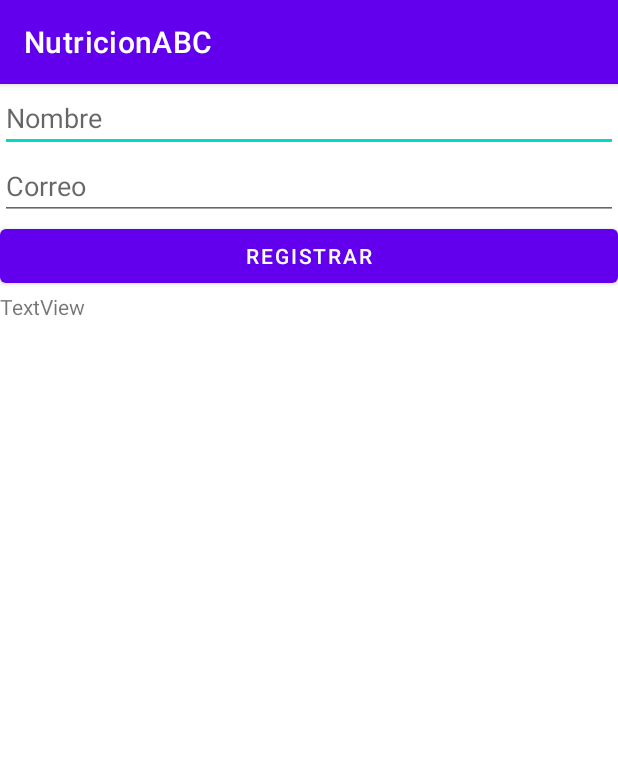
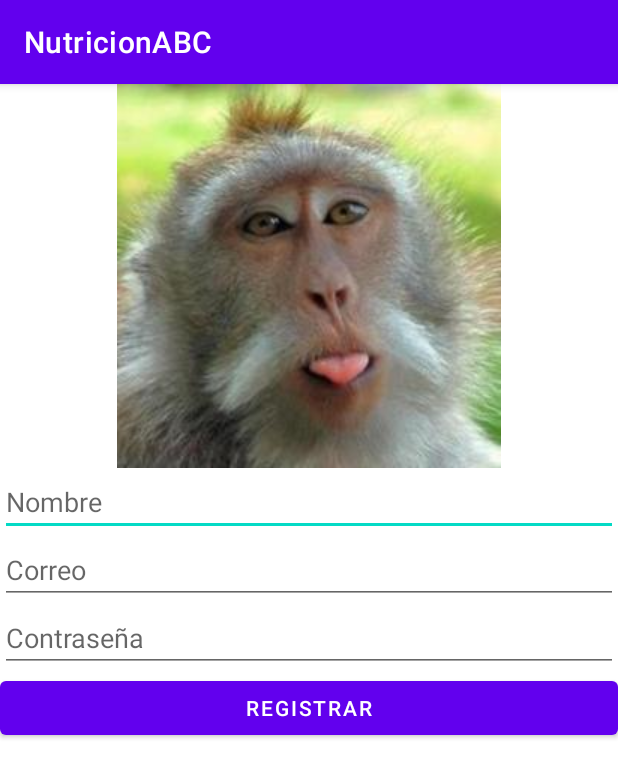
Before and after one commit to anfereba/NutricionABC, an Android app: the RegistrarNutriologoConSQLite screen opened directly, with no data from a screen before it, on a phone screen of 412 x 824 dp. Shown: the top 778 px of the screen. Run offline under Robolectric (Android 15) with nearby library versions, the phone set to English and light mode, and no system bars.

Commit message:
Se agrego una imagen y tambien se agrego la peticion de contraseña //fabian

```diff
--- a/app/src/main/java/com/anfereba/nutricionabc/RegistrarNutriologoConSQLite.java
+++ b/app/src/main/java/com/anfereba/nutricionabc/RegistrarNutriologoConSQLite.java
@@ -12,7 +12,7 @@ import com.anfereba.nutricionabc.db.DbCliente;
 import com.anfereba.nutricionabc.db.DbNutriologo;
 
 public class RegistrarNutriologoConSQLite extends AppCompatActivity {
-EditText Nombre, Correo;
+EditText Nombre, Correo,Contraseña;
 Button Crear;
     @Override
     protected void onCreate(Bundle savedInstanceState) {
@@ -21,14 +21,14 @@ Button Crear;
         Crear = findViewById(R.id.button5);
         Nombre = (EditText) findViewById(R.id.editTextTextPersonName5);
         Correo = (EditText) findViewById(R.id.editTextTextPersonName6);
-
+        Contraseña=(EditText)findViewById(R.id.editTextTextPersonName8);
         Crear.setOnClickListener(new View.OnClickListener() {
             @Override
             public void onClick(View view) {
-                if(!Nombre.getText().toString().equals("")) {
+                if(!Nombre.getText().toString().equals("")&& !Correo.getText().toString().equals("")&& !Contraseña.getText().toString().equals("")) {
                     DbNutriologo DbNutriologo = new DbNutriologo (getApplicationContext());
 
-                    long id = DbNutriologo.insertarContacto(Nombre.getText().toString(), Correo.getText().toString());
+                    long id = DbNutriologo.insertarContacto(Nombre.getText().toString(), Correo.getText().toString(), Contraseña.getText().toString());
 
 
                     if (id > 0) {
@@ -55,5 +55,6 @@ Button Crear;
     private void limpiar() {
         Nombre.setText("");
         Correo.setText("");
+        Contraseña.setText("");
     }
 }
--- a/app/src/main/java/com/anfereba/nutricionabc/db/DbCliente.java
+++ b/app/src/main/java/com/anfereba/nutricionabc/db/DbCliente.java
@@ -16,7 +16,7 @@ public class DbCliente extends DbHelper{ //el extend lo hacemos para que podamos
         super(context);
         this.context=context;
     }
-    public long insertarContacto(String nombre, String correo) {
+    public long insertarContacto(String nombre, String correo, String contraseña) {
 
         long id = 0;
 
@@ -27,6 +27,7 @@ public class DbCliente extends DbHelper{ //el extend lo hacemos para que podamos
             ContentValues values = new ContentValues();
             values.put("nombre", nombre);
             values.put("correo", correo);
+            values.put("contraseña",contraseña);
 
             id = db.insert(TABLE_CLIENTES, null, values);
         } catch (Exception ex) {
--- a/app/src/main/java/com/anfereba/nutricionabc/db/DbNutriologo.java
+++ b/app/src/main/java/com/anfereba/nutricionabc/db/DbNutriologo.java
@@ -13,7 +13,7 @@ public class DbNutriologo extends DbHelper {
         super(context);
         this.context =context;
     }
-    public long insertarContacto(String nombre, String correo) {
+    public long insertarContacto(String nombre, String correo, String contraseña) {
 
         long id = 0;
 
@@ -24,6 +24,7 @@ public class DbNutriologo extends DbHelper {
             ContentValues values = new ContentValues();
             values.put("nombre", nombre);
             values.put("correo", correo);
+            values.put("contraseña",contraseña);
 
             id = db.insert(TABLE_NUTRIOLOGO, null, values);
         } catch (Exception ex) {
--- a/app/src/main/res/layout/activity_registrar_nutriologo.xml
+++ b/app/src/main/res/layout/activity_registrar_nutriologo.xml
@@ -15,6 +15,12 @@
             android:layout_height="wrap_content"
             android:orientation="vertical" >
 
+            <ImageView
+                android:id="@+id/imageView2"
+                android:layout_width="match_parent"
+                android:layout_height="wrap_content"
+                app:srcCompat="@drawable/monkey" />
+
             <EditText
                 android:id="@+id/editTextTextPersonName5"
                 android:layout_width="match_parent"
@@ -31,17 +37,20 @@
                 android:hint="@string/app_Correo"
                 android:inputType="textPersonName" />
 
+            <EditText
+                android:id="@+id/editTextTextPersonName8"
+                android:layout_width="match_parent"
+                android:layout_height="wrap_content"
+                android:ems="10"
+                android:hint="@string/app_Contraseña"
+                android:inputType="textPersonName" />
+
             <Button
                 android:id="@+id/button5"
                 android:layout_width="match_parent"
                 android:layout_height="wrap_content"
                 android:text="@string/app_Registrar" />
 
-            <TextView
-                android:id="@+id/textView"
-                android:layout_width="match_parent"
-                android:layout_height="wrap_content"
-                android:text="TextView" />
         </LinearLayout>
     </ScrollView>
 </androidx.constraintlayout.widget.ConstraintLayout>
```
Also changed, not shown: app/src/main/java/com/anfereba/nutricionabc/RegistrarClienteConSQLite.java (+5 -3 lines), app/src/main/java/com/anfereba/nutricionabc/db/DbHelper.java (+5 -4 lines), app/src/main/res/layout/activity_registrar_cliente.xml (+14 -0 lines), app/src/main/res/drawable/lion.jpeg (added), app/src/main/res/drawable/monkey.jpeg (added).
